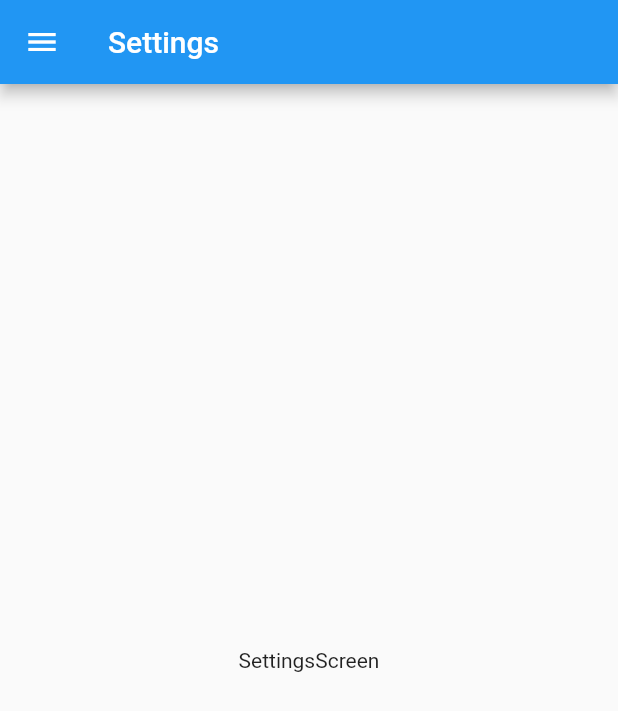
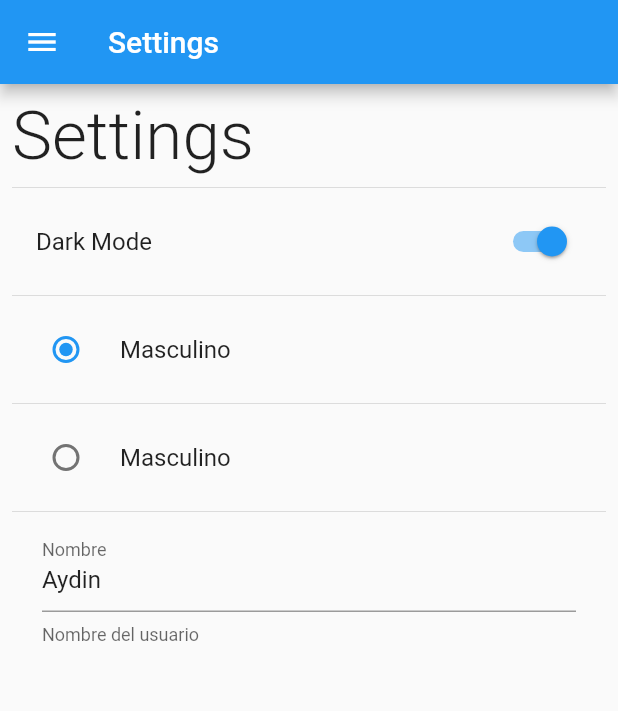
Before and after one commit to aydin-due/preferences_app, a Flutter app: the SettingsScreen screen opened by its route, on a phone screen of 412 x 824 dp. Shown: the top 711 px of the screen. Run offline on Flutter 3.47's test engine with Material 2 defaults, Android fonts, the phone set to English and light mode, and no system bars.

Commit message:
screens design

```diff
--- a/lib/screens/settings_screen.dart
+++ b/lib/screens/settings_screen.dart
@@ -12,9 +12,46 @@ class SettingsScreen extends StatelessWidget {
     return Scaffold(
       appBar: AppBar(title: const Text('Settings')),
       drawer: const SideMenu(),
-      body: const Center(
-         child: Text('SettingsScreen'),
-      ),
+      body: Padding(
+        padding: const EdgeInsets.all(8.0),
+        child: SingleChildScrollView(
+          child: Column(
+            crossAxisAlignment: CrossAxisAlignment.start,
+            children: [
+            Text('Settings', style: TextStyle(fontSize: 45, fontWeight: FontWeight.w300)),
+            Divider(),
+            SwitchListTile.adaptive(
+              title: const Text('Dark Mode'),
+              value: true,
+              onChanged: (value){}),
+            Divider(),
+            RadioListTile<int>(
+              title: Text('Masculino'),
+              value: 1,
+              groupValue: 1,
+              onChanged: (value) {},
+            ),
+            Divider(),
+            RadioListTile<int>(
+              title: Text('Masculino'),
+              value: 2,
+              groupValue: 1,
+              onChanged: (value) {},
+            ),
+            Divider(),
+            Padding(
+              padding: const EdgeInsets.symmetric(horizontal: 20.0),
+              child: TextFormField(
+                initialValue: 'Aydin',
+                decoration: InputDecoration(
+                  labelText: 'Nombre',
+                  helperText: 'Nombre del usuario'
+                ),
+                onChanged: (value) {},
+              ),
+            ),
+          ]),),
+      )
     );
   }
 }
```
Also changed, not shown: lib/screens/home_screen.dart (+8 -3 lines).
